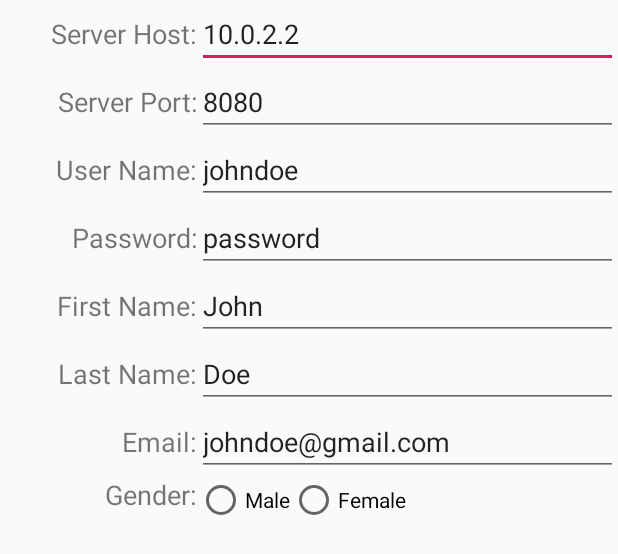
After one commit to mavr1k7/FamilyMapApp, an Android app: the layout fragment_login.xml on its own in the app's theme, with its tools: preview values and no code run, on a phone screen of 412 x 824 dp. The commit adds this screen. Shown: the top 554 px of the screen. Run offline under Robolectric (Android 15) with nearby library versions, the phone set to English and light mode, and no system bars.

Commit message:
Built login fragment ui.

```diff
--- a/app/src/main/res/layout/activity_main.xml
+++ b/app/src/main/res/layout/activity_main.xml
@@ -1,18 +1,8 @@
 <?xml version="1.0" encoding="utf-8"?>
-<android.support.constraint.ConstraintLayout xmlns:android="http://schemas.android.com/apk/res/android"
+<FrameLayout xmlns:android="http://schemas.android.com/apk/res/android"
     xmlns:app="http://schemas.android.com/apk/res-auto"
     xmlns:tools="http://schemas.android.com/tools"
+    android:id="@+id/fragment_container"
     android:layout_width="match_parent"
     android:layout_height="match_parent"
-    tools:context=".MainActivity">
-
-    <TextView
-        android:layout_width="wrap_content"
-        android:layout_height="wrap_content"
-        android:text="Hello World!"
-        app:layout_constraintBottom_toBottomOf="parent"
-        app:layout_constraintLeft_toLeftOf="parent"
-        app:layout_constraintRight_toRightOf="parent"
-        app:layout_constraintTop_toTopOf="parent" />
-
-</android.support.constraint.ConstraintLayout>
+    tools:context=".MainActivity" />
--- /dev/null
+++ b/app/src/main/res/layout/fragment_login.xml
@@ -0,0 +1,221 @@
+<?xml version="1.0" encoding="utf-8"?>
+<LinearLayout xmlns:android="http://schemas.android.com/apk/res/android"
+    xmlns:app="http://schemas.android.com/apk/res-auto"
+    xmlns:tools="http://schemas.android.com/tools"
+    android:orientation="vertical"
+    android:layout_width="match_parent"
+    android:layout_height="match_parent">
+
+    <TableLayout
+        android:layout_width="match_parent"
+        android:layout_height="match_parent">
+
+        <TableRow
+            android:layout_width="match_parent"
+            android:layout_height="match_parent" >
+
+            <TextView
+                android:id="@+id/textView10"
+                android:layout_width="wrap_content"
+                android:layout_height="wrap_content"
+                android:layout_weight="1"
+                android:text="Server Host:"
+                android:textAlignment="textEnd"
+                android:textSize="18sp" />
+
+            <EditText
+                android:id="@+id/editText4"
+                android:layout_width="wrap_content"
+                android:layout_height="wrap_content"
+                android:layout_weight="2"
+                android:ems="10"
+                android:inputType="textPersonName"
+                android:text="10.0.2.2"
+                android:textSize="18sp" />
+        </TableRow>
+
+        <TableRow
+            android:layout_width="match_parent"
+            android:layout_height="match_parent" >
+
+            <TextView
+                android:id="@+id/textView11"
+                android:layout_width="wrap_content"
+                android:layout_height="wrap_content"
+                android:layout_weight="1"
+                android:text="Server Port:"
+                android:textAlignment="textEnd"
+                android:textSize="18sp" />
+
+            <EditText
+                android:id="@+id/editText5"
+                android:layout_width="wrap_content"
+                android:layout_height="wrap_content"
+                android:layout_weight="2"
+                android:ems="10"
+                android:inputType="textPersonName"
+                android:text="8080"
+                android:textSize="18sp" />
+        </TableRow>
+
+        <TableRow
+            android:layout_width="match_parent"
+            android:layout_height="match_parent" >
+
+            <TextView
+                android:id="@+id/textView12"
+                android:layout_width="wrap_content"
+                android:layout_height="wrap_content"
+                android:layout_weight="1"
+                android:text="User Name:"
+                android:textAlignment="textEnd"
+                android:textSize="18sp" />
+
+            <EditText
+                android:id="@+id/editText6"
+                android:layout_width="wrap_content"
+                android:layout_height="wrap_content"
+                android:layout_weight="2"
+                android:ems="10"
+                android:inputType="textPersonName"
+                android:text="johndoe"
+                android:textSize="18sp" />
+        </TableRow>
+
+        <TableRow
+            android:layout_width="match_parent"
+            android:layout_height="match_parent" >
+
+            <TextView
+                android:id="@+id/textView13"
+                android:layout_width="wrap_content"
+                android:layout_height="wrap_content"
+                android:layout_weight="1"
+                android:text="Password:"
+                android:textAlignment="textEnd"
+                android:textSize="18sp" />
+
+            <EditText
+                android:id="@+id/editText7"
+                android:layout_width="wrap_content"
+                android:layout_height="wrap_content"
+                android:layout_weight="2"
+                android:ems="10"
+                android:inputType="textPersonName"
+                android:text="password"
+                android:textSize="18sp" />
+        </TableRow>
+
+        <TableRow
+            android:layout_width="match_parent"
+            android:layout_height="match_parent" >
+
+            <TextView
+                android:id="@+id/textView15"
+                android:layout_width="wrap_content"
+                android:layout_height="wrap_content"
+                android:layout_weight="1"
+                android:text="First Name:"
+                android:textAlignment="textEnd"
+                android:textSize="18sp" />
+
+            <EditText
+                android:id="@+id/editText8"
+                android:layout_width="wrap_content"
+                android:layout_height="wrap_content"
+                android:layout_weight="2"
+                android:ems="10"
+                android:inputType="textPersonName"
+                android:text="John"
+                android:textSize="18sp" />
+        </TableRow>
+
+        <TableRow
+            android:layout_width="match_parent"
+            android:layout_height="match_parent" >
+
+            <TextView
+                android:id="@+id/textView16"
+                android:layout_width="wrap_content"
+                android:layout_height="wrap_content"
+                android:layout_weight="1"
+                android:text="Last Name:"
+                android:textAlignment="textEnd"
+                android:textSize="18sp" />
+
+            <EditText
+                android:id="@+id/editText9"
+                android:layout_width="wrap_content"
+                android:layout_height="wrap_content"
+                android:layout_weight="2"
+                android:ems="10"
+                android:inputType="textPersonName"
+                android:text="Doe"
+                android:textSize="18sp" />
+        </TableRow>
+
+        <TableRow
+            android:layout_width="match_parent"
+            android:layout_height="match_parent" >
+
+            <TextView
+                android:id="@+id/textView17"
+                android:layout_width="wrap_content"
+                android:layout_height="wrap_content"
+                android:layout_weight="1"
+                android:text="Email:"
+                android:textAlignment="textEnd"
+                android:textSize="18sp" />
+
+            <EditText
+                android:id="@+id/editText10"
+                android:layout_width="wrap_content"
+                android:layout_height="wrap_content"
+                android:layout_weight="2"
+                android:ems="10"
+                android:inputType="textPersonName"
+                android:text="johndoe@gmail.com"
+                android:textSize="18sp" />
+        </TableRow>
+
+        <TableRow
+            android:layout_width="match_parent"
+            android:layout_height="match_parent" >
+
+            <TextView
+                android:id="@+id/textView18"
+                android:layout_width="wrap_content"
+                android:layout_height="wrap_content"
+                android:layout_weight="1"
+                android:text="Gender:"
+                android:textAlignment="textEnd"
+                android:textSize="18sp" />
+
+            <RadioGroup
+                android:layout_width="wrap_content"
+                android:orientation="horizontal"
+                android:layout_height="wrap_content"
+                android:layout_weight="2" >
+
+                <RadioButton
+                    android:id="@+id/radioButton3"
+                    android:layout_width="wrap_content"
+                    android:layout_height="wrap_content"
+                    android:text="Male" />
+
+                <RadioButton
+                    android:id="@+id/radioButton4"
+                    android:layout_width="wrap_content"
+                    android:layout_height="wrap_content"
+                    android:text="Female" />
+            </RadioGroup>
+
+        </TableRow>
+    </TableLayout>
+
+    <LinearLayout
+        android:layout_width="match_parent"
+        android:layout_height="match_parent"
+        android:orientation="horizontal"></LinearLayout>
+
+</LinearLayout>
```
